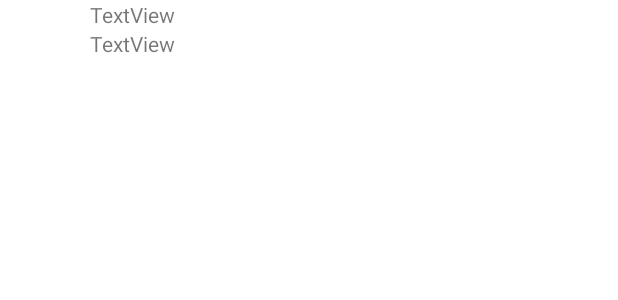
After one commit to ccahui/IDNP-Alertas, an Android app: the layout row_recycler.xml on its own in the app's theme, with its tools: preview values and no code run, on a phone screen of 412 x 824 dp. The commit adds this screen. Shown: the top 300 px of the screen. Run offline under Robolectric (Android 15) with nearby library versions, the phone set to English and light mode, and no system bars.

Commit message:
Creando un RecyclerView para poder ver todos los avisos. 1era version

```diff
--- a/app/src/main/java/com/example/proyecto/Activities/PublicarAviso.java
+++ b/app/src/main/java/com/example/proyecto/Activities/PublicarAviso.java
@@ -64,8 +64,11 @@ public class PublicarAviso extends AppCompatActivity {
                     aviso.setDescripcion(descripcion.getText().toString());
                     aviso.setImagen(fileURI.getLastPathSegment());
                     databaseReference.child("Aviso").child(aviso.getUid()).setValue(aviso);
+
                     limpiarcajas();
                 }
+                Toast.makeText(PublicarAviso.this,"Aviso Publicado",Toast.LENGTH_SHORT);
+
             }
         });
     }
--- /dev/null
+++ b/app/src/main/res/layout/row_recycler.xml
@@ -0,0 +1,40 @@
+<?xml version="1.0" encoding="utf-8"?>
+<LinearLayout xmlns:android="http://schemas.android.com/apk/res/android"
+    xmlns:app="http://schemas.android.com/apk/res-auto"
+    android:layout_width="match_parent"
+    android:layout_height="wrap_content"
+    android:orientation="vertical">
+
+    <LinearLayout
+        android:layout_width="match_parent"
+        android:layout_height="wrap_content"
+        android:orientation="horizontal">
+
+        <ImageView
+            android:id="@+id/image_paviso"
+            android:layout_width="wrap_content"
+            android:layout_height="wrap_content"
+            app:srcCompat="@drawable/perfil_ayuda" />
+
+        <LinearLayout
+            android:layout_width="match_parent"
+            android:layout_height="match_parent"
+            android:orientation="vertical">
+
+            <TextView
+                android:id="@+id/textView_title"
+                android:layout_width="match_parent"
+                android:layout_height="wrap_content"
+                android:text="TextView" />
+
+            <TextView
+                android:id="@+id/textView_descripcion"
+                android:layout_width="match_parent"
+                android:layout_height="wrap_content"
+                android:layout_weight="1"
+                android:text="TextView" />
+        </LinearLayout>
+
+    </LinearLayout>
+
+</LinearLayout>
```
Also changed, not shown: app/src/main/java/com/example/proyecto/Activities/VerAviso.java (+48 -0 lines), app/src/main/java/com/example/proyecto/Adapter.java (added, +61 -0 lines), app/src/main/java/com/example/proyecto/Registrarse.java (+3 -6 lines), app/src/main/res/layout/activity_ver_aviso.xml (+4 -3 lines).
